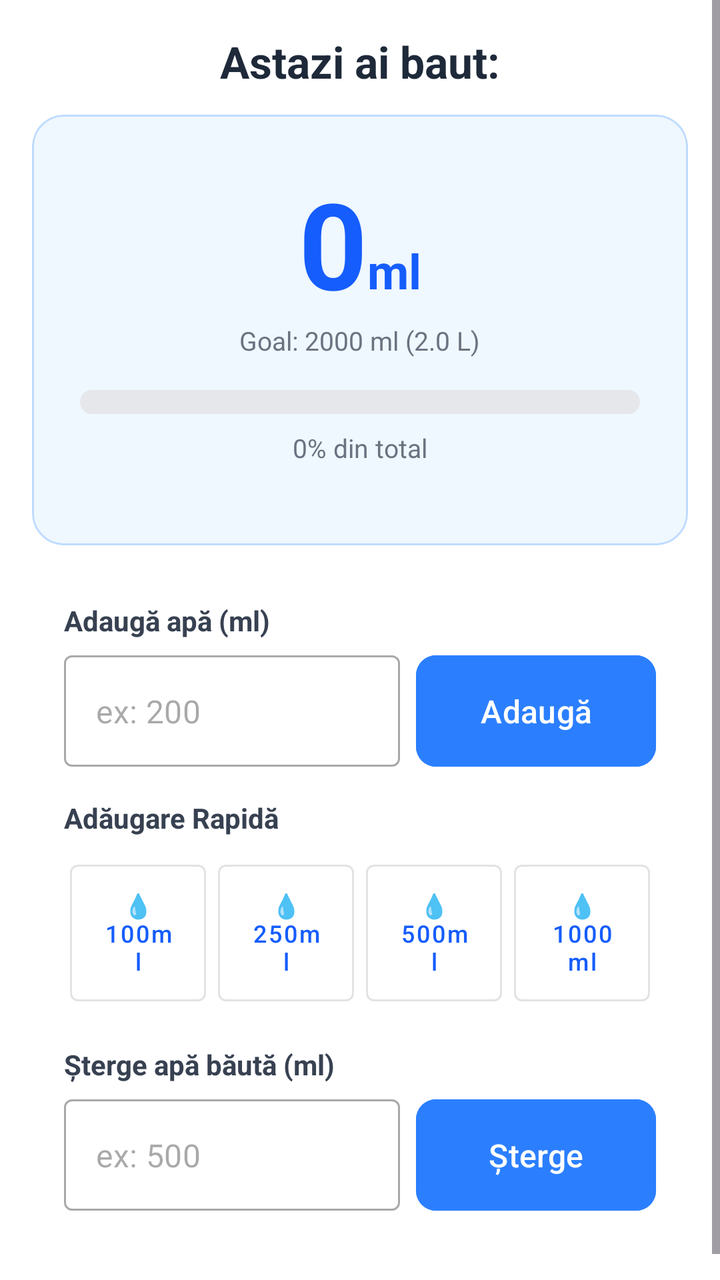
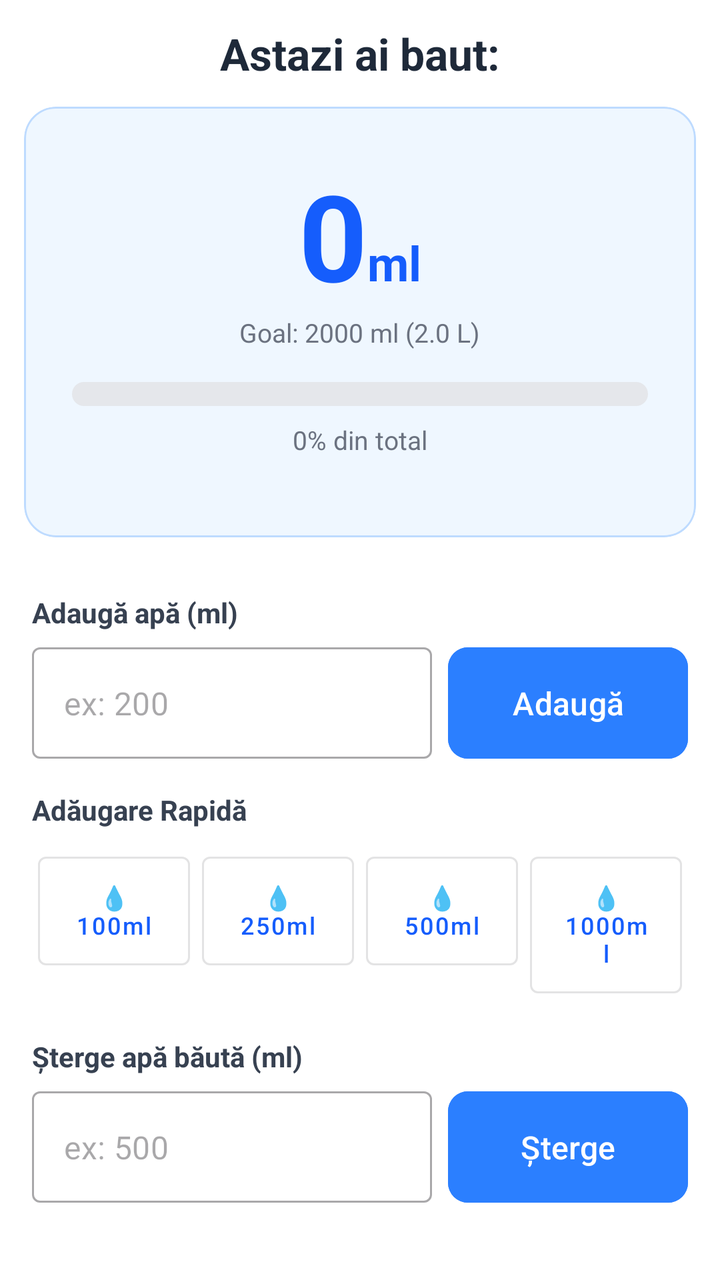

Screens rendered from an Android XML layout before and after an edit, with the pre-edit source and the edit as a unified diff.
<!-- AndroidManifest.xml: application theme Theme.DeskBudHydration -->
<!-- res/layout/fragment_daily_goal.xml -->
<?xml version="1.0" encoding="utf-8"?>
<ScrollView
    xmlns:android="http://schemas.android.com/apk/res/android"
    xmlns:app="http://schemas.android.com/apk/res-auto"
    android:layout_width="match_parent"
    android:layout_height="match_parent"
    android:background="#ffffff"
    android:fillViewport="true">

    <LinearLayout
        android:layout_width="match_parent"
        android:layout_height="wrap_content"
        android:orientation="vertical"
        android:padding="16dp">

        <TextView
            android:id="@+id/tv_titlu_goal"
            android:layout_width="match_parent"
            android:layout_height="wrap_content"
            android:text="@string/titlu_goal_tab"
            android:textSize="22sp"
            android:textStyle="bold"
            android:textColor="#1e2939"
            android:textAlignment="center"
            android:layout_marginBottom="12dp"
            />

        <TextView
            android:id="@+id/tv_warning_goal_not_set"
            android:layout_width="match_parent"
            android:layout_height="wrap_content"
            android:layout_marginBottom="12dp"
            android:background="@drawable/warning_background"
            android:padding="12dp"
            android:text="@string/warning_goal_not_set"
            android:textAlignment="center"
            android:textColor="#894b00"
            android:textSize="13sp"
            android:visibility="gone"/>

        
        <com.google.android.material.card.MaterialCardView
            android:id="@+id/card_view_goal"
            android:layout_width="match_parent"
            android:layout_height="wrap_content"
            android:layout_marginBottom="12dp"
            app:cardBackgroundColor="#eff7ff"
            app:cardCornerRadius="16dp"
            app:cardElevation="0dp"
            app:strokeColor="#bedbff">

            <LinearLayout
                android:layout_width="match_parent"
                android:layout_height="wrap_content"
                android:gravity="center"
                android:orientation="vertical"
                android:padding="24dp">

                
                <LinearLayout
                    android:layout_width="wrap_content"
                    android:layout_height="wrap_content"
                    android:gravity="center_vertical"
                    android:orientation="horizontal">

                    <TextView
                        android:id="@+id/tv_cantitate_consumata"
                        android:layout_width="wrap_content"
                        android:layout_height="wrap_content"
                        android:text="@string/cantitate_consumata_goal"
                        android:textColor="#155dfc"
                        android:textSize="60sp"
                        android:textStyle="bold" />

                    <TextView
                        android:layout_width="wrap_content"
                        android:layout_height="wrap_content"
                        android:layout_marginTop="14dp"
                        android:text="@string/unitate_masura_goal"
                        android:textColor="#155dfc"
                        android:textSize="24sp"
                        android:textStyle="bold" />
                </LinearLayout>

                <TextView
                    android:id="@+id/tv_goal"
                    android:layout_width="wrap_content"
                    android:layout_height="wrap_content"
                    android:layout_marginBottom="16dp"
                    android:text="@string/goal_hidratare"
                    android:textColor="#6B7280"
                    android:textSize="13sp" />

                <ProgressBar
                    android:id="@+id/progress_goal"
                    style="?android:attr/progressBarStyleHorizontal"
                    android:layout_width="match_parent"
                    android:layout_height="12dp"
                    android:layout_marginBottom="8dp"
                    android:max="100"
                    android:progress="0"
                    android:progressDrawable="@drawable/progress_bar_gradient" />

                <TextView
                    android:id="@+id/tv_procent_din_goal"
                    android:layout_width="wrap_content"
                    android:layout_height="wrap_content"
                    android:layout_marginBottom="16dp"
                    android:text="@string/procent_baut_din_goal"
                    android:textColor="#6B7280"
                    android:textSize="13sp" />


            </LinearLayout>


        </com.google.android.material.card.MaterialCardView>

        <com.google.android.material.card.MaterialCardView
            android:layout_width="match_parent"
            android:layout_height="wrap_content"
            android:layout_marginBottom="16dp"
            app:cardCornerRadius="16dp"
            app:strokeColor="@android:color/transparent"
            app:cardElevation="0dp"
            app:cardBackgroundColor="#FFFFFF">

            <LinearLayout
                android:layout_width="match_parent"
                android:layout_height="wrap_content"
                android:orientation="vertical"
                android:padding="16dp">

                <TextView
                    android:layout_width="wrap_content"
                    android:layout_height="wrap_content"
                    android:text="@string/adauga_apa_label"
                    android:textSize="14sp"
                    android:textColor="#374151"
                    android:textStyle="bold"
                    android:layout_marginBottom="8dp"/>

                <LinearLayout
                    android:layout_width="match_parent"
                    android:layout_height="wrap_content"
                    android:orientation="horizontal"
                    android:gravity="center_vertical">

                    <com.google.android.material.textfield.TextInputLayout
                        style="@style/Widget.MaterialComponents.TextInputLayout.OutlinedBox"
                        android:layout_width="0dp"
                        android:layout_height="wrap_content"
                        android:layout_marginEnd="8dp"
                        android:layout_weight="1"
                        app:hintEnabled="false">

                        <com.google.android.material.textfield.TextInputEditText
                            android:id="@+id/tiet_adaugare_apa_custom"
                            android:layout_width="match_parent"
                            android:layout_height="wrap_content"
                            android:hint="@string/placeholder_apa_custom"
                            android:inputType="number" />

                    </com.google.android.material.textfield.TextInputLayout>

                    <Button
                        android:id="@+id/btn_adauga"
                        android:layout_width="wrap_content"
                        android:layout_height="match_parent"
                        android:insetBottom="0dp"
                        android:insetTop ="0dp"
                        android:minWidth="120dp"
                        android:minHeight="0dp"
                        android:paddingHorizontal="32dp"
                        android:paddingVertical="12dp"
                        android:text="@string/btn_adauga"
                        android:textColor="#FFFFFF"
                        android:textSize="16sp"
                        android:backgroundTint="#2b7fff"
                        app:cornerRadius="10dp" />

                </LinearLayout>

                
                <TextView
                    android:layout_width="wrap_content"
                    android:layout_height="wrap_content"
                    android:text="@string/label_adauga_rapid"
                    android:textSize="14sp"
                    android:textColor="#374151"
                    android:textStyle="bold"
                    android:layout_marginTop="16dp"
                    android:layout_marginBottom="8dp"/>

                <LinearLayout
                    android:layout_width="match_parent"
                    android:layout_height="wrap_content"
                    android:orientation="horizontal"
                    android:weightSum="4">

                    <Button
                        android:id="@+id/btn_100ml"
                        android:layout_width="0dp"
                        android:layout_height="wrap_content"
                        android:layout_weight="1"
                        android:layout_marginHorizontal="3dp"
                        android:paddingVertical="12dp"
                        android:text="@string/btn_100ml"
                        android:textSize="12sp"
                        android:backgroundTint="#FFFFFF"
                        android:textColor="#155dfc"
                        android:textAllCaps="false"
                        style="@style/Widget.MaterialComponents.Button.OutlinedButton"/>


                    <Button
                        android:id="@+id/btn_250ml"
                        android:layout_width="0dp"
                        android:layout_height="wrap_content"
                        android:layout_weight="1"
                        android:layout_marginHorizontal="3dp"
                        android:paddingVertical="12dp"
                        android:text="@string/btn_250ml"
                        android:textSize="12sp"
                        android:backgroundTint="#FFFFFF"
                        android:textColor="#155dfc"
                        android:textAllCaps="false"
                        style="@style/Widget.MaterialComponents.Button.OutlinedButton"/>

                    <Button
                        android:id="@+id/btn_500ml"
                        android:layout_width="0dp"
                        android:layout_height="wrap_content"
                        android:layout_weight="1"
                        android:layout_marginHorizontal="3dp"
                        android:paddingVertical="12dp"
                        android:text="@string/btn_500ml"
                        android:textSize="12sp"
                        android:backgroundTint="#FFFFFF"
                        android:textColor="#155dfc"
                        android:textAllCaps="false"
                        style="@style/Widget.MaterialComponents.Button.OutlinedButton"/>

                    <Button
                        android:id="@+id/btn_1000ml"
                        android:layout_width="0dp"
                        android:layout_height="wrap_content"
                        android:layout_weight="1"
                        android:layout_marginHorizontal="3dp"
                        android:paddingVertical="12dp"
                        android:text="@string/btn_1000ml"
                        android:textSize="12sp"
                        android:backgroundTint="#FFFFFF"
                        android:textColor="#155dfc"
                        android:textAllCaps="false"
                        style="@style/Widget.MaterialComponents.Button.OutlinedButton"/>

                </LinearLayout>

                <TextView
                    android:layout_width="wrap_content"
                    android:layout_height="wrap_content"
                    android:text="@string/titlu_sterge_apa"
                    android:textSize="14sp"
                    android:textColor="#374151"
                    android:textStyle="bold"
                    android:layout_marginTop="16dp"
                    android:layout_marginBottom="8dp"/>

                <LinearLayout
                    android:layout_width="match_parent"
                    android:layout_height="wrap_content"
                    android:orientation="horizontal"
                    android:gravity="center_vertical">

                    <com.google.android.material.textfield.TextInputLayout
                        style="@style/Widget.MaterialComponents.TextInputLayout.OutlinedBox"
                        android:layout_width="0dp"
                        android:layout_height="wrap_content"
                        android:layout_marginEnd="8dp"
                        android:layout_weight="1"
                        app:hintEnabled="false">

                        <com.google.android.material.textfield.TextInputEditText
                            android:id="@+id/tiet_sterge_apa_bauta"
                            android:layout_width="match_parent"
                            android:layout_height="wrap_content"
                            android:hint="@string/placeholder_sterge_apa"
                            android:inputType="number" />

                    </com.google.android.material.textfield.TextInputLayout>

                    <Button
                        android:id="@+id/btn_sterge"
                        android:layout_width="wrap_content"
                        android:layout_height="match_parent"
                        android:insetBottom="0dp"
                        android:insetTop ="0dp"
                        android:minWidth="120dp"
                        android:minHeight="0dp"
                        android:paddingHorizontal="32dp"
                        android:paddingVertical="12dp"
                        android:text="@string/text_btn_sterge"
                        android:textColor="#FFFFFF"
                        android:textSize="16sp"
                        android:backgroundTint="#2b7fff"
                        app:cornerRadius="10dp" />

                </LinearLayout>

            </LinearLayout>

        </com.google.android.material.card.MaterialCardView>

    </LinearLayout>

</ScrollView>
<!-- resources referenced by this layout -->
<resources>
  <!-- drawable progress_bar_gradient (drawable) -->
  <?xml version="1.0" encoding="utf-8"?>
  <layer-list xmlns:android="http://schemas.android.com/apk/res/android">
      <item
          android:id="@android:id/background">
          <shape android:shape="rectangle">
              <solid android:color="#e5e7eb"/>
              <corners android:radius="8dp"/>
          </shape>
      </item>
      <item
          android:id="@android:id/progress">
          <scale
              android:scaleWidth="100%"
              android:scaleGravity="left">
              <shape android:shape="rectangle">
                  <gradient
                      android:startColor="#2b7fff"
                      android:endColor="#00b8db"
                      android:angle="0"/>
                  <corners android:radius="8dp"/>
              </shape>
          </scale>
      </item>
  </layer-list>
  <!-- drawable warning_background (drawable) -->
  <?xml version="1.0" encoding="utf-8"?>
  <shape xmlns:android="http://schemas.android.com/apk/res/android">
      android:shape="rectangle">
      <solid android:color="#fefce8" />
      <corners android:radius="10dp" />
  </shape>
  <string name="adauga_apa_label">Adaugă apă (ml)</string>
  <string name="btn_1000ml">💧\n1000ml</string>
  <string name="btn_100ml">💧\n100ml</string>
  <string name="btn_250ml">💧\n250ml</string>
  <string name="btn_500ml">💧\n500ml</string>
  <string name="btn_adauga">Adaugă</string>
  <string name="cantitate_consumata_goal">0</string>
  <string name="goal_hidratare">Goal: 2000 ml (2.0 L)</string>
  <string name="label_adauga_rapid">Adăugare Rapidă</string>
  <string name="placeholder_apa_custom">ex: 200</string>
  <string name="placeholder_sterge_apa">ex: 500</string>
  <string name="procent_baut_din_goal">0% din total</string>
  <string name="text_btn_sterge">Șterge</string>
  <string name="titlu_goal_tab">Astazi ai baut:</string>
  <string name="titlu_sterge_apa">Șterge apă băută (ml)</string>
  <string name="unitate_masura_goal">ml</string>
  <string name="warning_goal_not_set">Calculează mai întâi cantitatea recomandată, folosind tab-ul „Calculator”!</string>
  <style name="Theme.DeskBudHydration" parent="Base.Theme.DeskBudHydration">
          <item name="android:windowBackground">#ffffff</item>
      </style>
  <style name="Base.Theme.DeskBudHydration" parent="Theme.Material3.DayNight.NoActionBar">
          
          
      </style>
</resources>

<!-- the commit's change to res/layout/fragment_daily_goal.xml (unified diff, before → after) -->
@@ -11,7 +11,7 @@
         android:layout_width="match_parent"
         android:layout_height="wrap_content"
         android:orientation="vertical"
-        android:padding="16dp">
+        android:padding="12dp">
 
         <TextView
             android:id="@+id/tv_titlu_goal"
@@ -119,7 +119,6 @@
         <com.google.android.material.card.MaterialCardView
             android:layout_width="match_parent"
             android:layout_height="wrap_content"
-            android:layout_marginBottom="16dp"
             app:cardCornerRadius="16dp"
             app:strokeColor="@android:color/transparent"
             app:cardElevation="0dp"
@@ -129,7 +128,8 @@
                 android:layout_width="match_parent"
                 android:layout_height="wrap_content"
                 android:orientation="vertical"
-                android:padding="16dp">
+                android:paddingVertical="16dp"
+                android:paddingHorizontal="4dp">
 
                 <TextView
                     android:layout_width="wrap_content"
